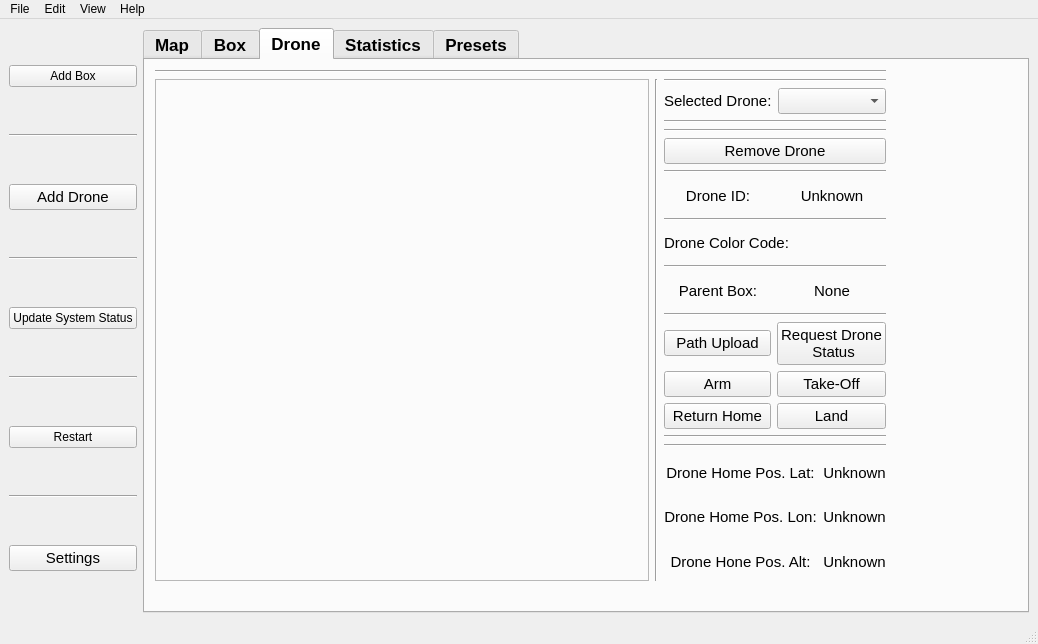
Qt form ros2_ws/src/hmi/ui/mainwindow.ui (Samwise101/EiRT-AscenD-Robotics) before a commit.
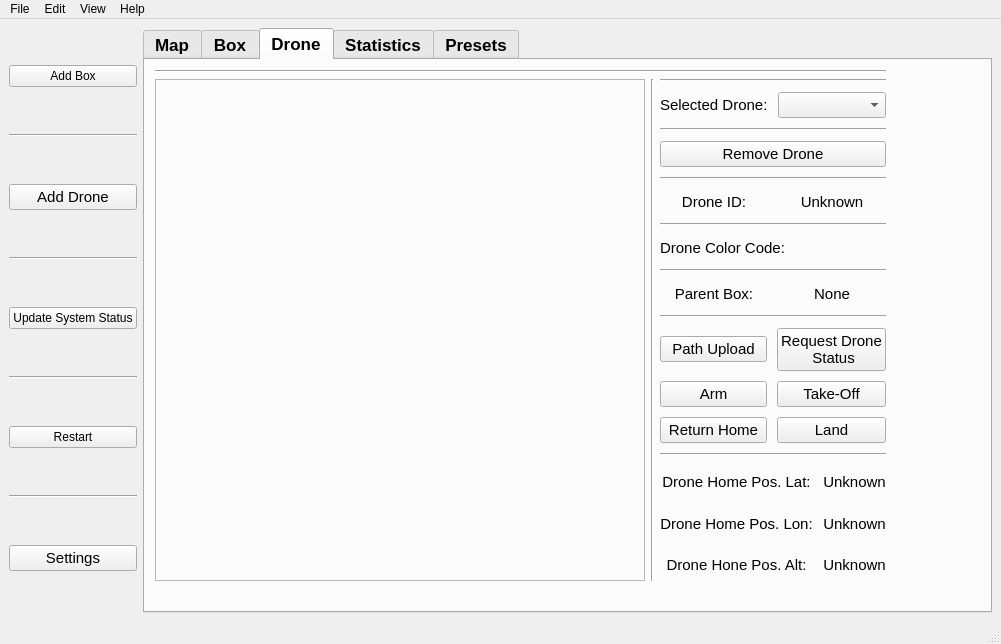
The same form after that commit. The open tabs and pages were chosen to show the change. Icons and pictures are not drawn.

The edit to the form file:
```diff
--- a/ros2_ws/src/hmi/ui/mainwindow.ui
+++ b/ros2_ws/src/hmi/ui/mainwindow.ui
@@ -6,10 +6,16 @@
    <rect>
     <x>0</x>
     <y>0</y>
-    <width>1038</width>
+    <width>1001</width>
     <height>644</height>
    </rect>
   </property>
+  <property name="sizePolicy">
+   <sizepolicy hsizetype="Fixed" vsizetype="Fixed">
+    <horstretch>0</horstretch>
+    <verstretch>0</verstretch>
+   </sizepolicy>
+  </property>
   <property name="windowTitle">
    <string>MainWindow</string>
   </property>
@@ -880,7 +886,10 @@
                 </widget>
                </item>
                <item>
-                <layout class="QVBoxLayout" name="verticalLayout_5" stretch="0,0,0,0,0,0,0,0,0,0,0,0">
+                <layout class="QVBoxLayout" name="verticalLayout_5" stretch="0,0,0,0,0,0,0,0,0,0">
+                 <property name="spacing">
+                  <number>10</number>
+                 </property>
                  <item>
                   <widget class="Line" name="line_10">
                    <property name="orientation">
@@ -917,13 +926,6 @@
                    </item>
                   </layout>
                  </item>
-                 <item>
-                  <widget class="Line" name="line_25">
-                   <property name="orientation">
-                    <enum>Qt::Horizontal</enum>
-                   </property>
-                  </widget>
-                 </item>
                  <item>
                   <widget class="Line" name="line_8">
                    <property name="orientation">
@@ -1218,13 +1220,6 @@
                    </property>
                   </widget>
                  </item>
-                 <item>
-                  <widget class="Line" name="line_17">
-                   <property name="orientation">
-                    <enum>Qt::Horizontal</enum>
-                   </property>
-                  </widget>
-                 </item>
                  <item>
                   <layout class="QGridLayout" name="gridLayout_6">
                    <item row="1" column="0">
@@ -1390,7 +1385,7 @@
     <rect>
      <x>0</x>
      <y>0</y>
-     <width>1038</width>
+     <width>1001</width>
      <height>22</height>
     </rect>
    </property>
```
Left out of the diff: 365 changed lines with no effect on the pictures.
